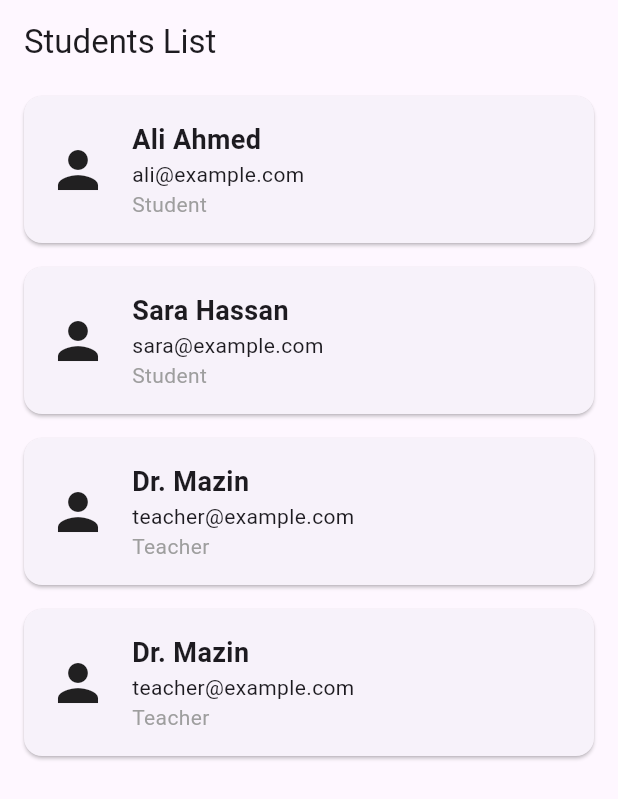
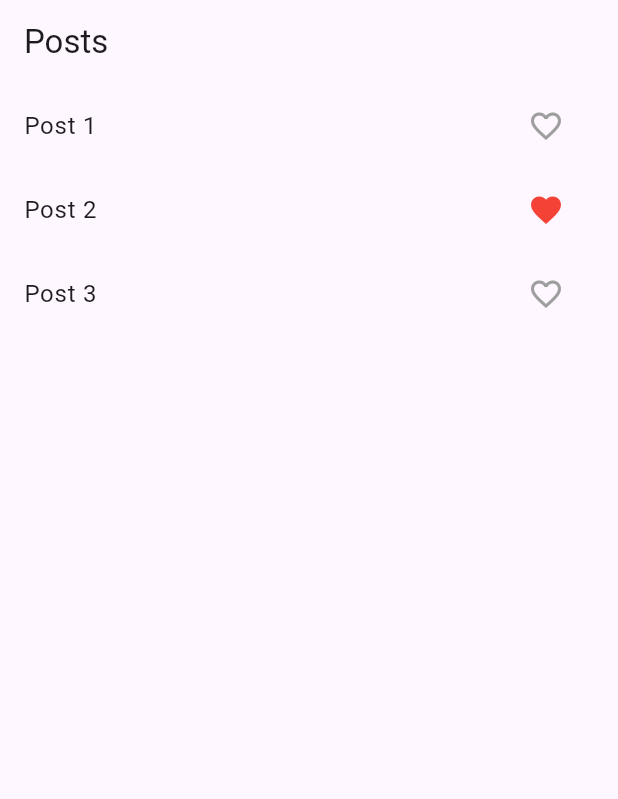
Before and after one commit to malkthere/mad_lesson01_2425, a Flutter app: the screen it shows after launch, on a phone screen of 412 x 824 dp. Shown: the top 799 px of the screen. Run offline on Flutter 3.47's test engine with Material 3 defaults, Android fonts, the phone set to English and light mode, and no system bars.

Commit message:
lesson 04- e-  second Example: Simple Custom Statefull Widget

```diff
--- /dev/null
+++ b/lib/LikeButton.dart
@@ -0,0 +1,40 @@
+import 'package:flutter/material.dart';
+
+class LikeButton extends StatefulWidget {
+  final bool initialIsLiked;
+
+  const LikeButton({
+    super.key,
+    this.initialIsLiked = false,
+  });
+
+  @override
+  State<LikeButton> createState() => _LikeButtonState();
+}
+
+class _LikeButtonState extends State<LikeButton> {
+  late bool _isLiked;
+
+  @override
+  void initState() {
+    super.initState();
+    _isLiked = widget.initialIsLiked;
+  }
+
+  void _toggleLike() {
+    setState(() {
+      _isLiked = !_isLiked;
+    });
+  }
+
+  @override
+  Widget build(BuildContext context) {
+    return IconButton(
+      icon: Icon(
+        _isLiked ? Icons.favorite : Icons.favorite_border,
+        color: _isLiked ? Colors.red : Colors.grey,
+      ),
+      onPressed: _toggleLike,
+    );
+  }
+}
--- a/lib/main.dart
+++ b/lib/main.dart
@@ -1,6 +1,5 @@
 import 'package:flutter/material.dart';
-import 'UserInfoCard.dart'; // assume it is in a separate file
-
+import 'package:mad_lesson1_2425/LikeButton.dart';
 void main() {
   runApp(const MyApp());
 }
@@ -16,35 +15,26 @@ class MyApp extends StatelessWidget {
     );
   }
 }
-
 class HomeScreen extends StatelessWidget {
   const HomeScreen({super.key});
 
   @override
   Widget build(BuildContext context) {
     return Scaffold(
-      appBar: AppBar(title: const Text('Students List')),
+      appBar: AppBar(title: const Text('Posts')),
       body: ListView(
         children: const [
-          UserInfoCard(
-            name: 'Ali Ahmed',
-            email: 'ali@example.com',
-            role: 'Student',
+          ListTile(
+            title: Text('Post 1'),
+            trailing: LikeButton(),
           ),
-          UserInfoCard(
-            name: 'Sara Hassan',
-            email: 'sara@example.com',
-            role: 'Student',
+          ListTile(
+            title: Text('Post 2'),
+            trailing: LikeButton(initialIsLiked: true),
           ),
-          UserInfoCard(
-            name: 'Dr. Mazin',
-            email: 'teacher@example.com',
-            role: 'Teacher',
-          ),
-          UserInfoCard(
-            name: 'Dr. Mazin',
-            email: 'teacher@example.com',
-            role: 'Teacher',
+          ListTile(
+            title: Text('Post 3'),
+            trailing: LikeButton(),
           ),
         ],
       ),
```
